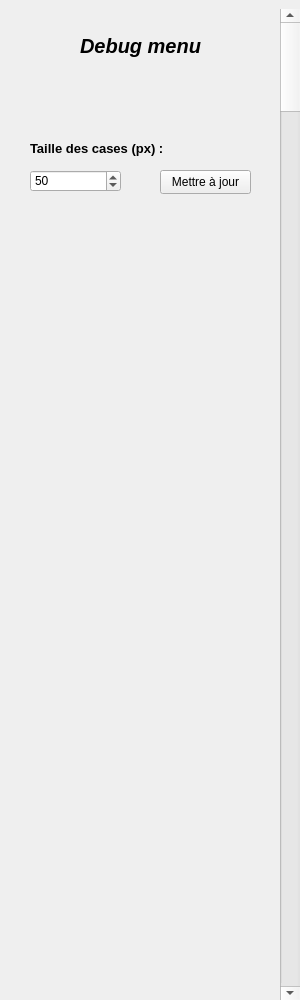
Qt form RTS_Engine/QtWidgetsDebugMenu.ui (flo-olf-p/moteur_RTS) before a commit.
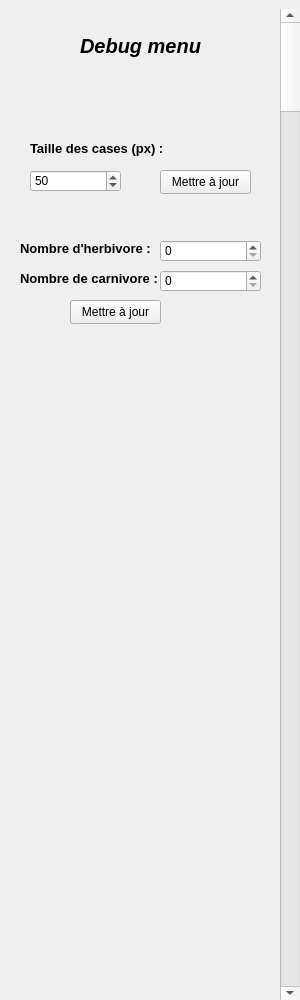
The same form after that commit.

Diff of the .ui file:
```diff
--- a/RTS_Engine/QtWidgetsDebugMenu.ui
+++ b/RTS_Engine/QtWidgetsDebugMenu.ui
@@ -106,6 +106,77 @@
     <string>Taille des cases (px) :</string>
    </property>
   </widget>
+  <widget class="QSpinBox" name="HerbNumber">
+   <property name="geometry">
+    <rect>
+     <x>160</x>
+     <y>240</y>
+     <width>101</width>
+     <height>22</height>
+    </rect>
+   </property>
+  </widget>
+  <widget class="QSpinBox" name="PredNumber">
+   <property name="geometry">
+    <rect>
+     <x>160</x>
+     <y>270</y>
+     <width>101</width>
+     <height>22</height>
+    </rect>
+   </property>
+  </widget>
+  <widget class="QLabel" name="labelHerb">
+   <property name="geometry">
+    <rect>
+     <x>20</x>
+     <y>240</y>
+     <width>141</width>
+     <height>16</height>
+    </rect>
+   </property>
+   <property name="font">
+    <font>
+     <pointsize>10</pointsize>
+     <bold>true</bold>
+    </font>
+   </property>
+   <property name="text">
+    <string>Nombre d'herbivore :</string>
+   </property>
+  </widget>
+  <widget class="QLabel" name="labelPred">
+   <property name="geometry">
+    <rect>
+     <x>20</x>
+     <y>270</y>
+     <width>141</width>
+     <height>16</height>
+    </rect>
+   </property>
+   <property name="font">
+    <font>
+     <pointsize>10</pointsize>
+     <bold>true</bold>
+    </font>
+   </property>
+   <property name="text">
+    <string>Nombre de carnivore :</string>
+   </property>
+  </widget>
+  <widget class="QPushButton" name="AddAnimal">
+   <property name="geometry">
+    <rect>
+     <x>70</x>
+     <y>300</y>
+     <width>91</width>
+     <height>24</height>
+    </rect>
+   </property>
+   <property name="text">
+    <string>Mettre à jour</string>
+   </property>
+  </widget>
  </widget>
  <layoutdefault spacing="6" margin="11"/>
  <resources/>
```
